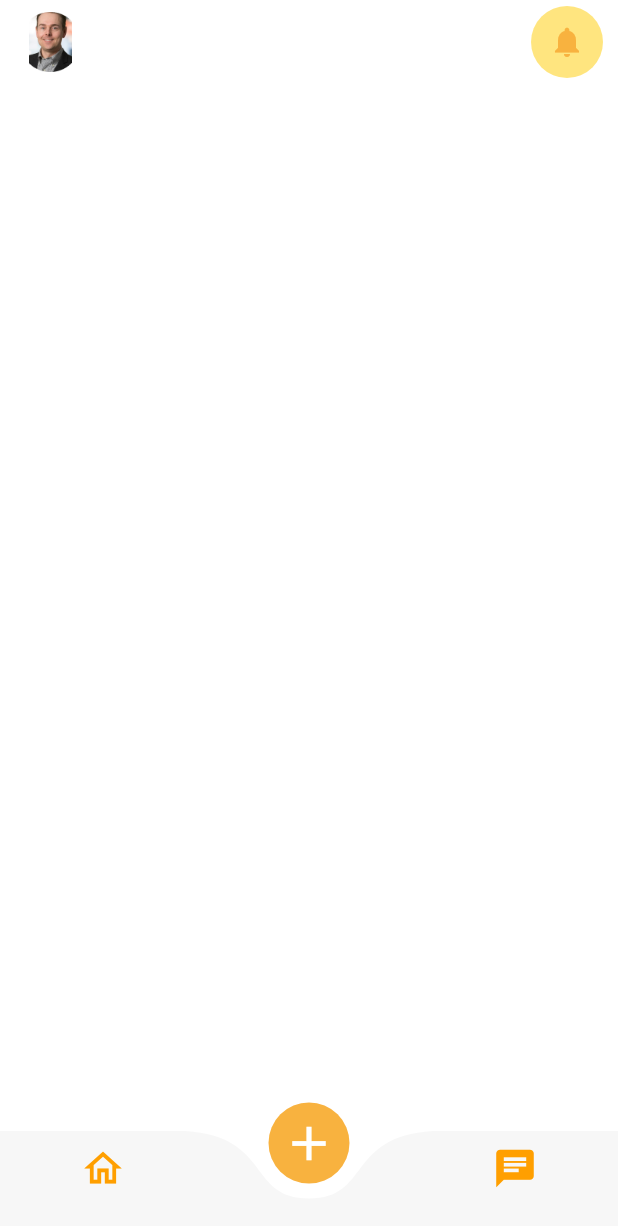
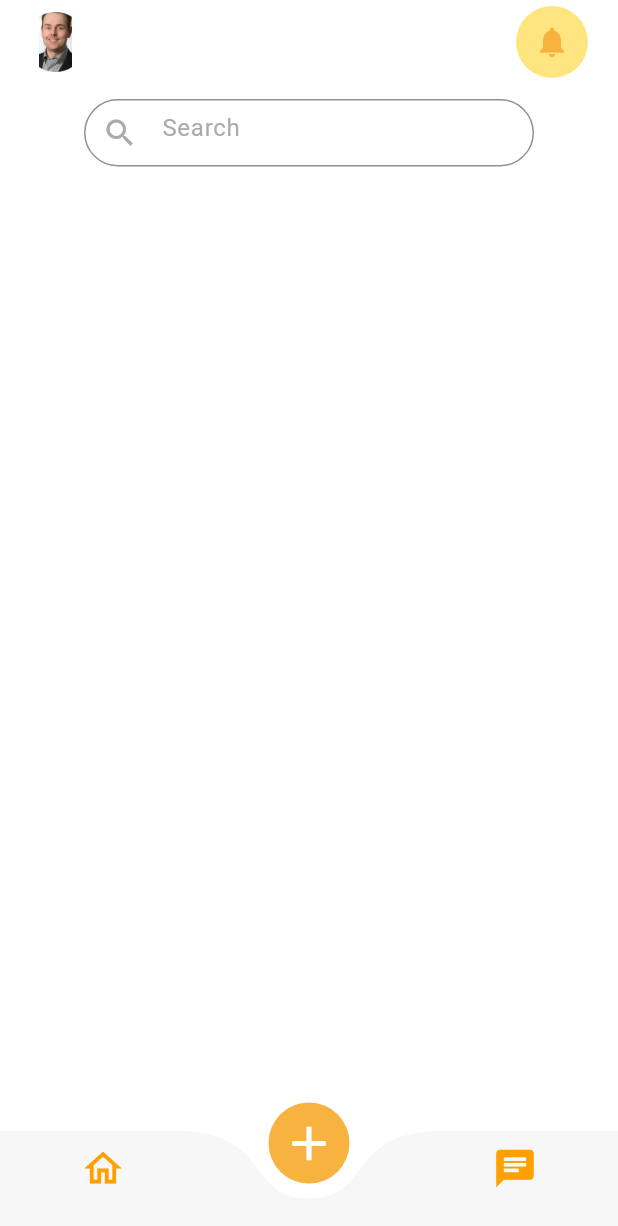
Before and after one commit to ARYANRAJ990/v_cart, a Flutter app: the Feed screen opened directly, on a phone screen of 412 x 824 dp. Shown: the top 1226 px of the screen. Run offline on Flutter 3.47's test engine with Material 3 defaults, Android fonts, the phone set to English and light mode, and no system bars; drawn by our look-alikes of curved_labeled_navigation_bar; our stand-ins replace google_fonts, pinput, timer_count_down; missing offline and left inert: show_hide_password.

Commit message:
Update feed.dart

```diff
--- a/lib/feed.dart
+++ b/lib/feed.dart
@@ -22,7 +22,7 @@ class _FeedState extends State<Feed> {
       appBar: AppBar(
         backgroundColor: Colors.white,
         leading: Padding(
-          padding:  EdgeInsets.only(left: 11.0),
+          padding:  EdgeInsets.only(left: 18.0),
           child: Container(
             width: 70,
             height: 70,
@@ -42,7 +42,7 @@ class _FeedState extends State<Feed> {
         ),
         actions: [
           Container(
-            margin: EdgeInsets.only(right: 10.0),
+            margin: EdgeInsets.only(right: 20.0),
             decoration: BoxDecoration(
               color: Colors.amberAccent[100],
               shape: BoxShape.circle,
@@ -57,6 +57,37 @@ class _FeedState extends State<Feed> {
       ),
       body: Column(
       children: [
+        Padding(
+          padding:  EdgeInsets.only(top: 10.0),
+          child: Center(
+            child: SizedBox(
+              height: 45,
+              width: 300,
+              child: TextField(
+                keyboardType: TextInputType.text,
+                style: TextStyle(color: Colors.black,
+                fontSize: 16,
+                fontWeight: FontWeight.normal),
+                decoration: InputDecoration(
+                  focusedBorder: OutlineInputBorder(
+                    borderSide: BorderSide(color: Color(0xFFFF9F00)),
+                    borderRadius: BorderRadius.circular(37)
+                  ),
+                  prefixIcon: Icon(Icons.search),
+                  prefixIconColor:Color(0xFFABABAB) ,
+                  hintText: 'Search',
+                  hintStyle: TextStyle(color: Color(0xFFABABAB),fontSize: 16,
+                  fontWeight: FontWeight.normal),
+                  border: OutlineInputBorder(
+                    borderRadius: BorderRadius.circular(37),
+                    borderSide: BorderSide(color: Color(0xFFF7F7F7)),
+
+                  )
+                ),
+              ),
+            ),
+          ),
+        )
       ],
     ),
       bottomNavigationBar: CurvedNavigationBar(
```
